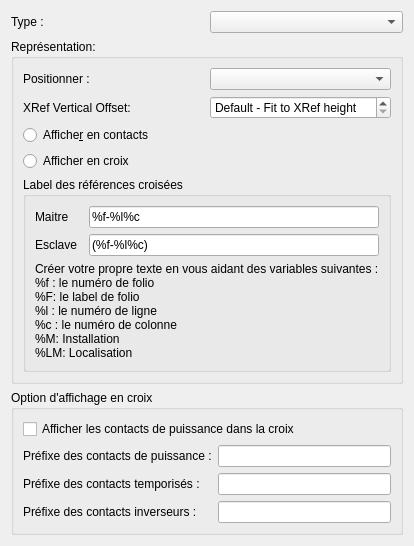
qelectrotech/qelectrotech-source-mirror, file sources/ui/xrefpropertieswidget.ui: the form before one commit.
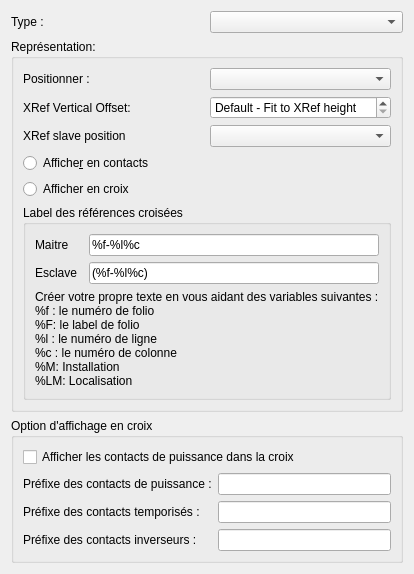
The form after the commit.

```diff
--- a/sources/ui/xrefpropertieswidget.ui
+++ b/sources/ui/xrefpropertieswidget.ui
@@ -82,6 +82,20 @@
         </item>
        </layout>
       </item>
+      <item>
+       <layout class="QHBoxLayout" name="horizontalLayout_6">
+        <item>
+         <widget class="QLabel" name="label_10">
+          <property name="text">
+           <string>XRef slave position</string>
+          </property>
+         </widget>
+        </item>
+        <item>
+         <widget class="QComboBox" name="m_xrefpos_cb"/>
+        </item>
+       </layout>
+      </item>
       <item>
        <layout class="QHBoxLayout" name="horizontalLayout_3">
         <item>
```
